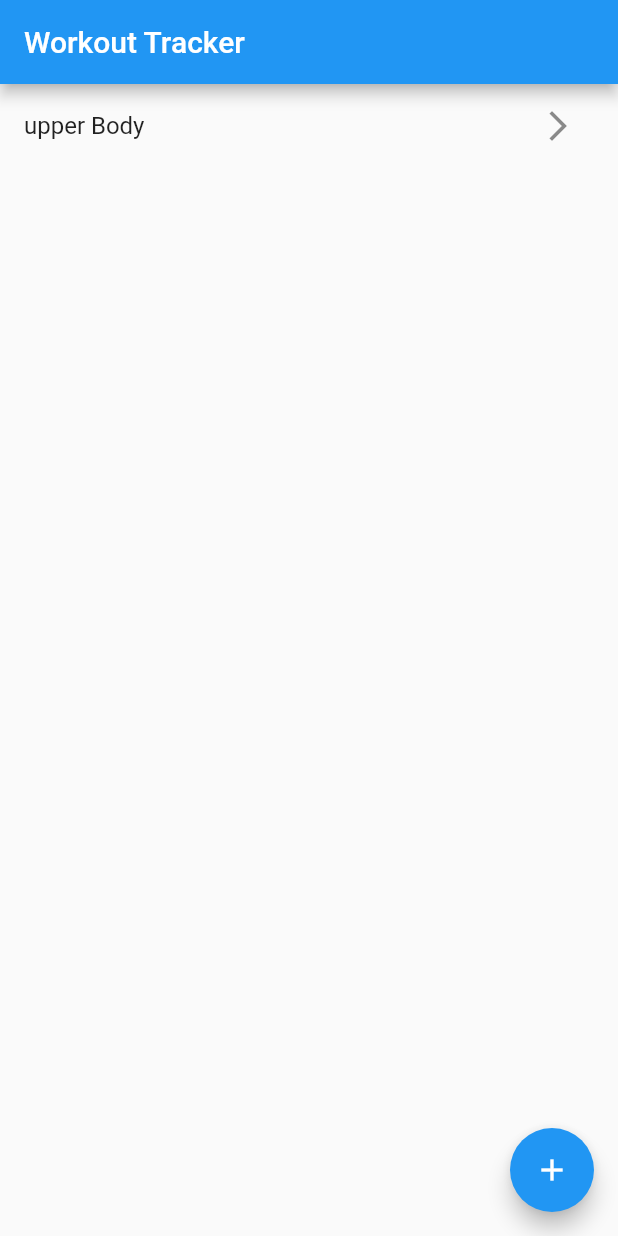
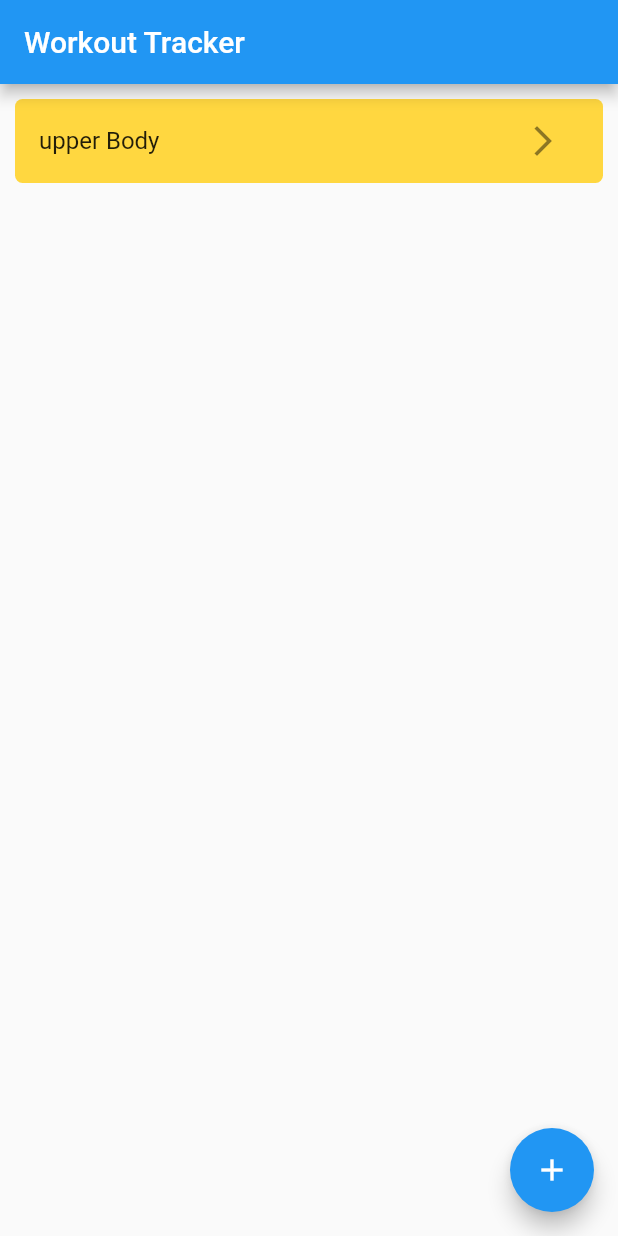
Before and after one commit to ECOMAN003/workout_app, a Flutter app: the screen it shows after launch, on a phone screen of 412 x 824 dp. Run offline on Flutter 3.47's test engine with Material 2 defaults, Android fonts, the phone set to English and light mode, and no system bars.

Commit message:
played around with UI

```diff
--- a/lib/pages/home_page.dart
+++ b/lib/pages/home_page.dart
@@ -77,12 +77,19 @@ class _HomePageState extends State<HomePage> {
         ),
         body: ListView.builder(
             itemCount: value.getWorkoutList().length,
-            itemBuilder: (context, index) => ListTile(
+            itemBuilder: (context, index) => Container(
+              margin: EdgeInsets.all(10.0),
+              decoration: BoxDecoration(
+                color: Colors.amberAccent,
+                borderRadius: BorderRadius.all(Radius.circular(5.0))
+              ),
+              child: ListTile(
                     title: Text(value.getWorkoutList()[index].name),
                     trailing: IconButton(
                       icon: const Icon(Icons.arrow_forward_ios),
                       onPressed: () =>
                       goToWorkoutPage(value.getWorkoutList()[index].name),
+                    ),
                   ),
             )),
         floatingActionButton: FloatingActionButton(
```
Lines whose indentation alone changed are shown as unchanged.
